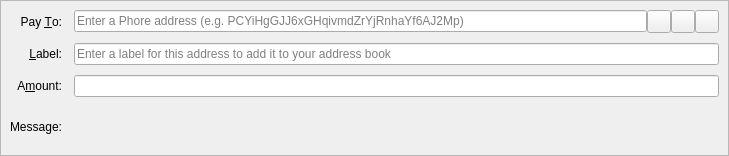
Above: src/qt/forms/sendcoinsentry.ui from vpubchain/Phore before the change. Below: the same form after it.
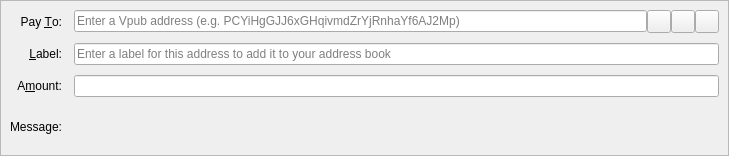
That is the form after the change. Icons and pictures are not drawn. Custom widgets are drawn as their Qt base class.

Commit message: Phore to Vpub

Diff of the .ui file:
```diff
--- a/src/qt/forms/sendcoinsentry.ui
+++ b/src/qt/forms/sendcoinsentry.ui
@@ -60,7 +60,7 @@
          <string/>
         </property>
         <property name="placeholderText">
-         <string>Enter a Phore address (e.g. PCYiHgGJJ6xGHqivmdZrYjRnhaYf6AJ2Mp)</string>
+         <string>Enter a Vpub address (e.g. PCYiHgGJJ6xGHqivmdZrYjRnhaYf6AJ2Mp)</string>
         </property>
        </widget>
       </item>
```
Left out of the diff: 4 changed lines with no effect on the pictures. The commit also changes 182 other files.
